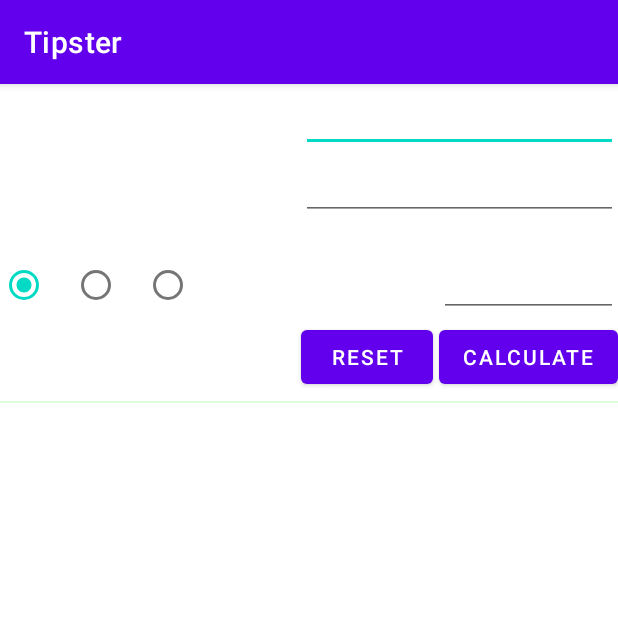
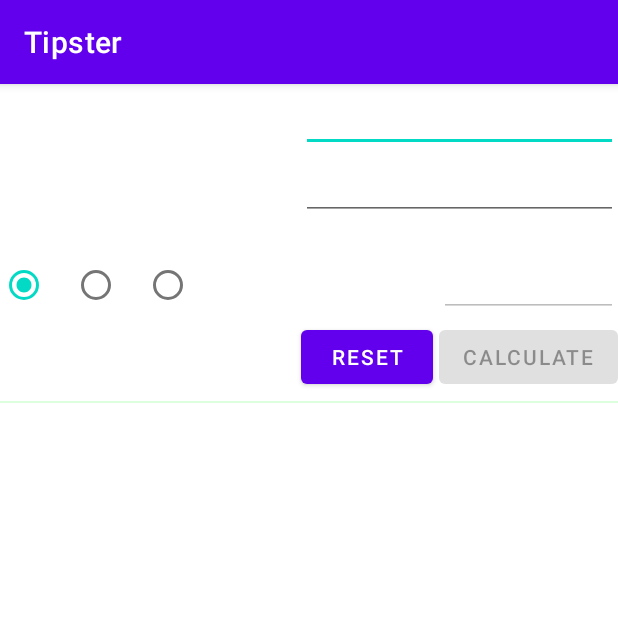
Before and after one commit to CoderNamedHendrick/Tipster, an Android app: the screen it shows after launch (MainActivity), on a phone screen of 412 x 824 dp, the top half of it. Run offline under Robolectric (Android 15) with nearby library versions, the phone set to English and light mode, and no system bars.

```diff
--- a/app/src/main/java/com/example/tipster/MainActivity.java
+++ b/app/src/main/java/com/example/tipster/MainActivity.java
@@ -3,12 +3,57 @@ package com.example.tipster;
 import androidx.appcompat.app.AppCompatActivity;
 
 import android.os.Bundle;
+import android.widget.Button;
+import android.widget.EditText;
+import android.widget.RadioGroup;
+import android.widget.TextView;
 
 public class MainActivity extends AppCompatActivity {
+    // Widgets in the application
+    private EditText txtAmount;
+    private EditText txtPeople;
+    private EditText txtTipOther;
+    private RadioGroup rdoGroupTips;
+    private Button btnCalculate;
+    private Button btnReset;
+
+    private TextView txtTipAmount;
+    private TextView txtTotalToPay;
+    private TextView txtTipPerPerson;
+
+    // For the ID of the radio button selected
+    private int radioCheckedId = -1;
+
 
     @Override
     protected void onCreate(Bundle savedInstanceState) {
         super.onCreate(savedInstanceState);
         setContentView(R.layout.activity_main);
+
+        initialiseDisplayContent();
+    }
+
+    private void initialiseDisplayContent() {
+        txtAmount = findViewById(R.id.txtAmount);
+        // On app load, the cursor should be in the Amount field
+        txtAmount.requestFocus();
+
+        txtPeople = findViewById(R.id.txtPeople);
+        txtTipOther = findViewById(R.id.txtTipOther);
+
+        rdoGroupTips = findViewById(R.id.RadioGroupTips);
+
+        btnCalculate = findViewById(R.id.btnCalculate);
+        // On app load, the Calculate button is disabled
+        btnCalculate.setEnabled(false);
+
+        btnReset = findViewById(R.id.btnRest);
+
+        txtTipAmount = findViewById(R.id.txtTipAmount);
+        txtTotalToPay = findViewById(R.id.txtTotalToPay);
+        txtTipPerPerson = findViewById(R.id.txtTipPerPerson);
+
+        // On app load, disable the Other Tip Percentage text field
+        txtTipOther.setEnabled(false);
     }
 }
--- a/app/src/main/res/layout/activity_main.xml
+++ b/app/src/main/res/layout/activity_main.xml
@@ -36,7 +36,7 @@
             android:id="@+id/txtPeople"
             android:layout_width="wrap_content"
             android:layout_height="wrap_content"
-            android:inputType="number"
+            android:numeric="integer"
             android:layout_column="2"
             android:layout_span="2"/>
     </TableRow>
```
